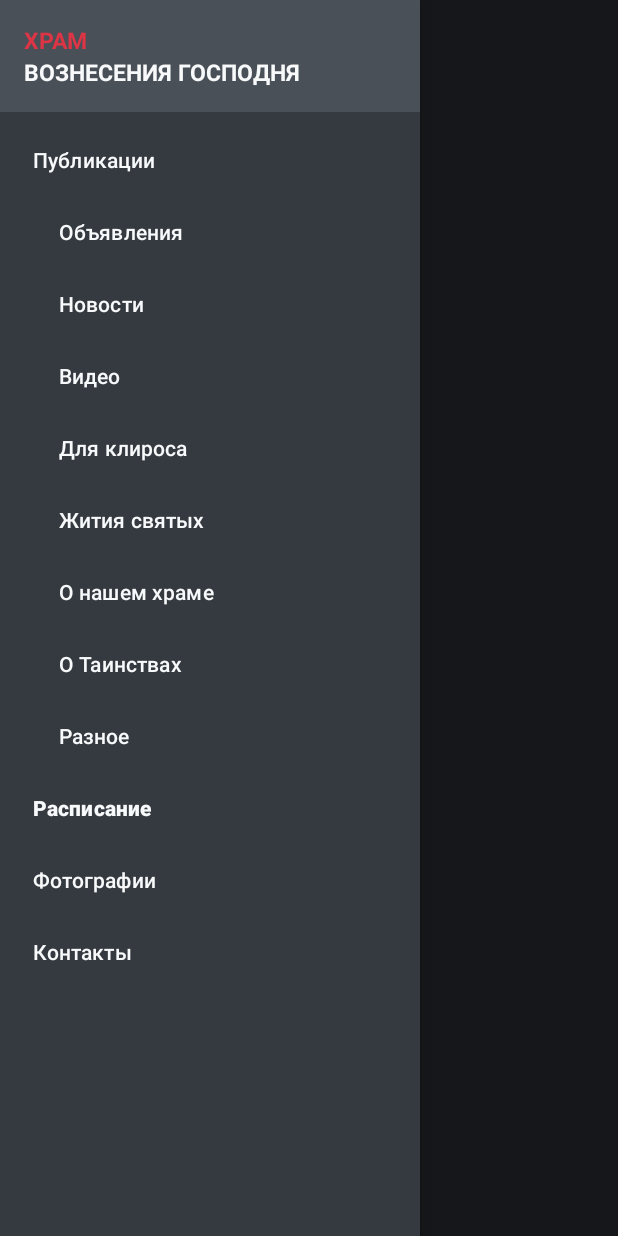
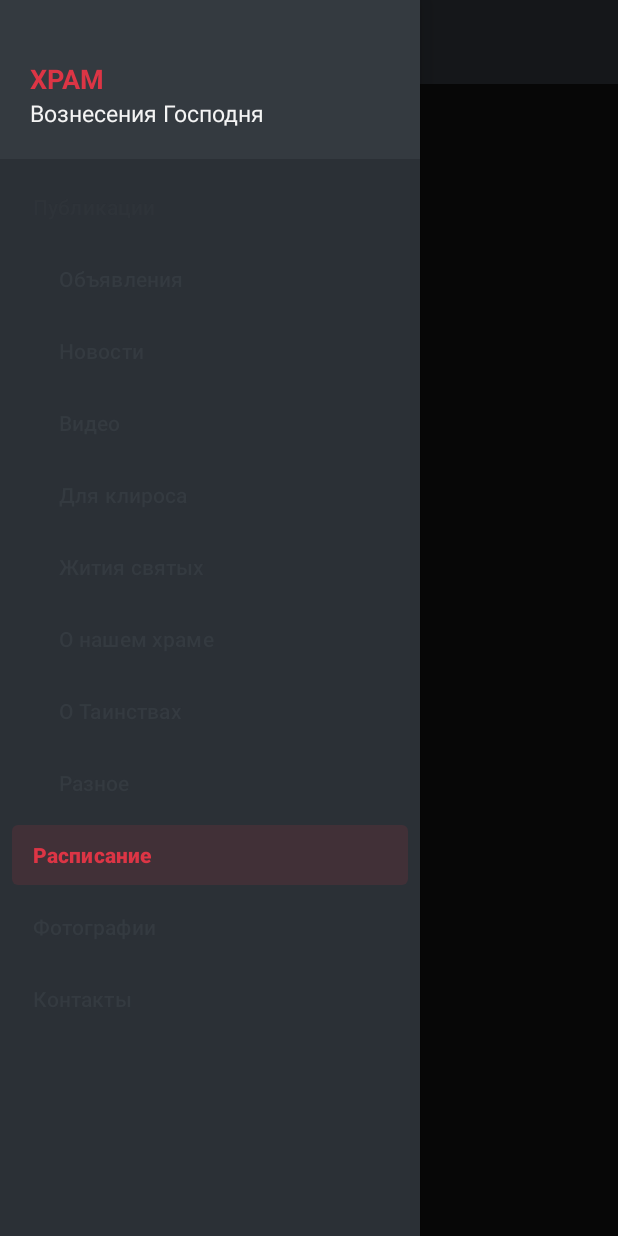
Before and after one commit to Gorbulev-Sergey/androidHramBabynino, an Android app: the screen it shows after launch (MainActivity), with the side drawer open, on a phone screen of 412 x 824 dp. Run offline under Robolectric (Android 15) with nearby library versions, the phone set to English and light mode, and no system bars.

Commit message:
Переделка темы

```diff
--- a/app/build.gradle
+++ b/app/build.gradle
@@ -32,6 +32,10 @@ dependencies {
     implementation 'androidx.appcompat:appcompat:1.4.1'
     implementation 'com.google.android.material:material:1.5.0'
     implementation 'androidx.constraintlayout:constraintlayout:2.1.3'
+    implementation 'androidx.lifecycle:lifecycle-livedata-ktx:2.4.1'
+    implementation 'androidx.lifecycle:lifecycle-viewmodel-ktx:2.4.1'
+    implementation 'androidx.navigation:navigation-fragment:2.4.2'
+    implementation 'androidx.navigation:navigation-ui:2.4.2'
     testImplementation 'junit:junit:4.13.2'
     androidTestImplementation 'androidx.test.ext:junit:1.1.3'
     androidTestImplementation 'androidx.test.espresso:espresso-core:3.4.0'
--- a/app/src/main/AndroidManifest.xml
+++ b/app/src/main/AndroidManifest.xml
@@ -14,7 +14,7 @@
         <activity
             android:name=".SplashActivity"
             android:exported="true"
-            android:theme="@style/Theme.Dark.Fullscreen">
+            android:theme="@style/App.Fullscreen">
             <intent-filter>
                 <action android:name="android.intent.action.MAIN" />
 
@@ -25,7 +25,7 @@
             android:name=".MainActivity"
             android:configChanges="orientation|keyboardHidden|screenSize"
             android:exported="true"
-            android:theme="@style/Theme.Dark">
+            android:theme="@style/App">
             <intent-filter>
                 <action android:name="android.intent.action.MAIN" />
 
--- a/app/src/main/java/com/example/androidhrambabynino/MainActivity.java
+++ b/app/src/main/java/com/example/androidhrambabynino/MainActivity.java
@@ -1,144 +1,139 @@
 package com.example.androidhrambabynino;
 
-import androidx.annotation.ColorInt;
 import androidx.annotation.NonNull;
 import androidx.annotation.Nullable;
 import androidx.appcompat.app.ActionBarDrawerToggle;
 import androidx.appcompat.app.AppCompatActivity;
+import androidx.appcompat.app.AppCompatDelegate;
 import androidx.appcompat.widget.Toolbar;
 import androidx.drawerlayout.widget.DrawerLayout;
 
-import android.annotation.SuppressLint;
 import android.content.res.Configuration;
 import android.graphics.Color;
 import android.os.Bundle;
-import android.provider.CalendarContract;
 import android.view.MenuItem;
 import android.webkit.WebView;
 
 import com.google.android.material.navigation.NavigationView;
 
+
 public class MainActivity extends AppCompatActivity {
-    DrawerLayout mainLayout;
+    DrawerLayout drawer;
     Toolbar toolbar;
-    NavigationView navigationView;
-    ActionBarDrawerToggle drawerToggle;
+    NavigationView navigation;
+    ActionBarDrawerToggle toggler;
     MyWebViewClient myWebViewClient;
-    WebView webView;
+    WebView webview;
 
     @Override
     protected void onCreate(Bundle savedInstanceState) {
         super.onCreate(savedInstanceState);
+
+        AppCompatDelegate.setDefaultNightMode(AppCompatDelegate.MODE_NIGHT_YES);
         setContentView(R.layout.activity_main);
 
-        //setTheme(R.style.Theme_Light);
-
-        toolbar = (Toolbar) findViewById(R.id.toolbar);
+        toolbar = findViewById(R.id.toolbar);
         toolbar.setTitle("");
         setSupportActionBar(toolbar);
         getSupportActionBar().setDisplayHomeAsUpEnabled(true);
 
-        mainLayout = (DrawerLayout) findViewById(R.id.main_layout);
-        drawerToggle = setupDrawerToggle();
+        drawer = findViewById(R.id.main_layout);
+        drawer.addDrawerListener(toggler);
 
-        drawerToggle.setDrawerIndicatorEnabled(true);
-        drawerToggle.syncState();
+        toggler = setupDrawerToggle();
+        toggler.setDrawerIndicatorEnabled(true);
+        toggler.syncState();
 
-        mainLayout.addDrawerListener(drawerToggle);
+        navigation = findViewById(R.id.navigation);
+        setupDrawerContent(navigation);
 
-        navigationView = (NavigationView) findViewById(R.id.nvView);
-        setupDrawerContent(navigationView);
+        webview = findViewById(R.id.webview);
+        myWebViewClient = new MyWebViewClient(this);
+        webview.setWebViewClient(myWebViewClient);
+        webview.setBackgroundColor(Color.TRANSPARENT);
+        webview.getSettings().setSupportZoom(true);
+        webview.getSettings().setJavaScriptEnabled(true);
 
-        webView = findViewById(R.id.webview);
-        myWebViewClient = new MyWebViewClient(this);
-        webView.setWebViewClient(myWebViewClient);
-        webView.setBackgroundColor(Color.TRANSPARENT);
-        webView.getSettings().setSupportZoom(true);
-        webView.getSettings().setJavaScriptEnabled(true);
-
-        selectDrawerItem(navigationView.getMenu().findItem(R.id.nav_schedule));
+        selectDrawerItem(navigation.getMenu().findItem(R.id.nav_schedule));
     }
 
     private void selectDrawerItem(MenuItem item) {
         switch (item.getItemId()) {
             case R.id.nav_posts:
                 //toolbar.setTitle("Объявления");
-                webView.loadUrl("https://hram-babynino.somee.com/android/posts/");
+                webview.loadUrl("https://hram-babynino.somee.com/android/posts/");
                 break;
             case R.id.nav_anons:
                 //toolbar.setTitle("Объявления");
-                webView.loadUrl("https://hram-babynino.somee.com/android/posts/объявления");
+                webview.loadUrl("https://hram-babynino.somee.com/android/posts/объявления");
                 break;
             case R.id.nav_news:
                 //toolbar.setTitle("Новости");
-                webView.loadUrl("https://hram-babynino.somee.com/android/posts/новости");
+                webview.loadUrl("https://hram-babynino.somee.com/android/posts/новости");
                 break;
             case R.id.nav_video:
                 //toolbar.setTitle("Видео");
-                webView.loadUrl("https://hram-babynino.somee.com/android/posts/видео");
+                webview.loadUrl("https://hram-babynino.somee.com/android/posts/видео");
                 break;
             case R.id.nav_for_kliros:
                 //toolbar.setTitle("Для клироса");
-                webView.loadUrl("https://hram-babynino.somee.com/android/posts/для клироса");
+                webview.loadUrl("https://hram-babynino.somee.com/android/posts/для клироса");
                 break;
             case R.id.nav_life:
                 //toolbar.setTitle("Жития святых");
-                webView.loadUrl("https://hram-babynino.somee.com/android/posts/жития святых");
+                webview.loadUrl("https://hram-babynino.somee.com/android/posts/жития святых");
                 break;
             case R.id.nav_our_chirch:
                 //toolbar.setTitle("О нашем храме");
-                webView.loadUrl("https://hram-babynino.somee.com/android/posts/о нашем храме");
+                webview.loadUrl("https://hram-babynino.somee.com/android/posts/о нашем храме");
                 break;
             case R.id.nav_tainstva:
                 //toolbar.setTitle("О таинствах");
-                webView.loadUrl("https://hram-babynino.somee.com/android/posts/о таинствах");
+                webview.loadUrl("https://hram-babynino.somee.com/android/posts/о таинствах");
                 break;
             case R.id.nav_raznoe:
                 //toolbar.setTitle("Разное");
-                webView.loadUrl("https://hram-babynino.somee.com/android/posts/разное");
+                webview.loadUrl("https://hram-babynino.somee.com/android/posts/разное");
                 break;
 
             case R.id.nav_schedule:
                 //toolbar.setTitle("Расписание богослужений");
-                webView.loadUrl("https://hram-babynino.somee.com/android/schedule");
+                webview.loadUrl("https://hram-babynino.somee.com/android/schedule");
                 break;
             case R.id.nav_photos:
                 //toolbar.setTitle("Фотографии");
-                webView.loadUrl("https://hram-babynino.somee.com/android/photos");
+                webview.loadUrl("https://hram-babynino.somee.com/android/photos");
                 break;
             case R.id.nav_contacts:
                 //toolbar.setTitle("Контакты");
-                webView.loadUrl("https://hram-babynino.somee.com/android/contacts");
+                webview.loadUrl("https://hram-babynino.somee.com/android/contacts");
                 break;
             default:
                 //toolbar.setTitle("Объявления");
-                webView.loadUrl("https://hram-babynino.somee.com/android/posts");
+                webview.loadUrl("https://hram-babynino.somee.com/android/posts");
         }
 
         // Выделение выбранного элемента было выполнено с помощью NavigationView
         item.setChecked(true);
         // Закройте навигационный ящик
-        mainLayout.closeDrawers();
+        drawer.closeDrawers();
     }
 
     private void setupDrawerContent(NavigationView navigationView) {
         navigationView.setNavigationItemSelectedListener(
-                new NavigationView.OnNavigationItemSelectedListener() {
-                    @Override
-                    public boolean onNavigationItemSelected(MenuItem menuItem) {
-                        selectDrawerItem(menuItem);
-                        return true;
-                    }
+                menuItem -> {
+                    selectDrawerItem(menuItem);
+                    return true;
                 });
     }
 
     private ActionBarDrawerToggle setupDrawerToggle() {
-        return new ActionBarDrawerToggle(this, mainLayout, toolbar, R.string.drawer_open, R.string.drawer_close);
+        return new ActionBarDrawerToggle(this, drawer, toolbar, R.string.drawer_open, R.string.drawer_close);
     }
 
     @Override
     public boolean onOptionsItemSelected(@NonNull MenuItem item) {
-        if (drawerToggle.onOptionsItemSelected(item)) {
+        if (toggler.onOptionsItemSelected(item)) {
             return true;
         }
         return super.onOptionsItemSelected(item);
@@ -148,26 +143,26 @@ public class MainActivity extends AppCompatActivity {
     protected void onPostCreate(@Nullable Bundle savedInstanceState) {
         super.onPostCreate(savedInstanceState);
         // Синхронизируйте состояние переключения после того, как произошло onRestoreInstanceState.
-        drawerToggle.syncState();
+        toggler.syncState();
     }
 
     @Override
     public void onConfigurationChanged(@NonNull Configuration newConfig) {
         super.onConfigurationChanged(newConfig);
         // Передайте любое изменение конфигурации переключателям ящика
-        drawerToggle.onConfigurationChanged(newConfig);
+        toggler.onConfigurationChanged(newConfig);
     }
 
     @Override
     protected void onStop() {
-        webView.reload();
+        webview.reload();
         super.onStop();
     }
 
     @Override
     public void onBackPressed() {
-        if (webView.canGoBack()) {
-            webView.goBack();
+        if (webview.canGoBack()) {
+            webview.goBack();
         } else
             super.onBackPressed();
     }
--- a/app/src/main/java/com/example/androidhrambabynino/SplashActivity.java
+++ b/app/src/main/java/com/example/androidhrambabynino/SplashActivity.java
@@ -22,6 +22,6 @@ public class SplashActivity extends AppCompatActivity {
                 SplashActivity.this.startActivity(mainIntent);
                 SplashActivity.this.finish();
             }
-        }, 5000);
+        }, 600);
     }
 }
--- a/app/src/main/res/layout/activity_main.xml
+++ b/app/src/main/res/layout/activity_main.xml
@@ -13,15 +13,22 @@
         android:layout_height="match_parent"
         android:orientation="vertical">
 
-        <include
-            layout="@layout/toolbar"
+        <com.google.android.material.appbar.MaterialToolbar
+            android:id="@+id/toolbar"
             android:layout_width="match_parent"
-            android:layout_height="wrap_content"/>
+            android:layout_height="wrap_content"
+            android:minHeight="?attr/actionBarSize"
+            android:background="?attr/colorPrimary"
+            app:titleTextColor="?attr/colorOnPrimary"
+            app:navigationIconTint="?attr/colorOnPrimary"
+            app:titleTextAppearance="@style/App.Toolbar.TitleText"
+            tools:context=".MainActivity" />
 
         <WebView
             android:id="@+id/webview"
             android:layout_width="match_parent"
-            android:layout_height="match_parent"/>
+            android:layout_height="match_parent"
+            android:background="@android:color/transparent"/>
 
         <LinearLayout
             android:id="@+id/layout_error"
@@ -33,37 +40,40 @@
             <LinearLayout
                 android:layout_width="wrap_content"
                 android:layout_height="wrap_content"
-                android:orientation="vertical"
-                android:layout_gravity="center">
+                android:layout_gravity="center"
+                android:orientation="vertical">
+
                 <TextView
                     android:layout_width="wrap_content"
                     android:layout_height="wrap_content"
                     android:layout_gravity="center"
-                    android:text="Отсутствует подключение"/>
+                    android:text="Отсутствует подключение" />
+
                 <TextView
                     android:layout_width="wrap_content"
                     android:layout_height="wrap_content"
                     android:layout_gravity="center"
-                    android:text="к интернету"/>
+                    android:text="к интернету" />
+
                 <Button
                     android:id="@+id/buttonReloadWebview"
-                    android:layout_marginTop="20dp"
                     android:layout_width="wrap_content"
                     android:layout_height="wrap_content"
-                    android:text="Перезагрузиться"/>
+                    android:layout_marginTop="20dp"
+                    android:text="Перезагрузиться" />
             </LinearLayout>
 
         </LinearLayout>
-
     </LinearLayout>
 
     <com.google.android.material.navigation.NavigationView
-        android:id="@+id/nvView"
+        android:id="@+id/navigation"
         android:layout_width="wrap_content"
         android:layout_height="match_parent"
         android:layout_gravity="start"
-        app:menu="@menu/main_view"
-        app:itemTextColor="?attr/colorTertiary"
-        app:headerLayout="@layout/nav_header"/>
+        android:fitsSystemWindows="true"
+        app:headerLayout="@layout/nav_header"
+        app:menu="@menu/main_menu"
+        android:theme="@style/App.NavigationView"/>
 
 </androidx.drawerlayout.widget.DrawerLayout>
--- a/app/src/main/res/layout/activity_splash.xml
+++ b/app/src/main/res/layout/activity_splash.xml
@@ -25,7 +25,7 @@
         android:fontFamily="@font/cormorant_light"
         android:text="Храм"
         android:textAppearance="@style/TextAppearance.AppCompat.Medium"
-        android:textColor="@color/accent"
+        android:textColor="?attr/colorAccent"
         android:textSize="26sp"
         android:textStyle="bold"
         android:typeface="normal" />
@@ -36,7 +36,7 @@
         android:background="@android:color/transparent"
         android:fontFamily="@font/cormorant_light"
         android:text="Вознесения Господня"
-        android:textColor="@color/white"
+        android:textColor="?attr/colorOnBackground"
         android:textSize="26sp"
         android:textStyle="bold"
         android:typeface="normal" />
--- a/app/src/main/res/layout/nav_header.xml
+++ b/app/src/main/res/layout/nav_header.xml
@@ -1,31 +1,36 @@
 <?xml version="1.0" encoding="utf-8"?>
 <LinearLayout xmlns:android="http://schemas.android.com/apk/res/android"
+    xmlns:app="http://schemas.android.com/apk/res-auto"
     android:layout_width="match_parent"
     android:layout_height="wrap_content"
+    android:background="?attr/background"
+    android:gravity="left"
+    android:minHeight="100dp"
     android:orientation="vertical"
-    android:padding="16dp"
-    android:background="?attr/colorSecondary"
-    android:gravity="bottom">
+    android:padding="20dp">
+
+    <LinearLayout
+        android:layout_width="wrap_content"
+        android:layout_height="wrap_content"
+        android:layout_marginTop="20dp"
+        android:gravity="bottom"
+        android:orientation="vertical">
 
         <TextView
             android:layout_width="match_parent"
             android:layout_height="wrap_content"
-        android:text="Храм"
-        android:textStyle="bold"
-        android:textAllCaps="true"
-        android:textSize="15sp"
+            android:text="ХРАМ"
             android:textColor="?attr/colorAccent"
-        android:background="?attr/colorSecondary"
-        android:textAppearance="@style/TextAppearance.AppCompat.Body1"/>
+            android:textSize="18sp"
+            android:textStyle="bold" />
 
         <TextView
             android:layout_width="match_parent"
             android:layout_height="wrap_content"
             android:text="Вознесения Господня"
-        android:textStyle="bold"
-        android:textAllCaps="true"
-        android:textSize="15sp"
-        android:textColor="?attr/colorTertiary"
-        android:background="?attr/colorSecondary"
-        android:textAppearance="@style/TextAppearance.AppCompat.Body1"/>
+            android:textColor="?attr/colorOnPrimary"
+            android:textSize="15sp" />
+
     </LinearLayout>
+
+</LinearLayout>
--- a/app/src/main/res/menu/main_view.xml
+++ b/app/src/main/res/menu/main_menu.xml
@@ -33,8 +33,6 @@
             android:title="     Разное" />
 
 
-
-
         <item
             android:id="@+id/nav_schedule"
             android:title="Расписание" />
--- a/app/src/main/res/mipmap-anydpi-v26/ic_banner.xml
+++ b/app/src/main/res/mipmap-anydpi-v26/ic_banner.xml
@@ -1,5 +1,5 @@
 <?xml version="1.0" encoding="utf-8"?>
 <adaptive-icon xmlns:android="http://schemas.android.com/apk/res/android">
-    <background android:drawable="@color/light"/>
+    <background android:drawable="@color/primaryColor"/>
     <foreground android:drawable="@mipmap/ic_banner_foreground"/>
 </adaptive-icon>
--- a/app/src/main/res/mipmap-anydpi-v26/ic_channel.xml
+++ b/app/src/main/res/mipmap-anydpi-v26/ic_channel.xml
@@ -1,5 +1,5 @@
 <?xml version="1.0" encoding="utf-8"?>
 <adaptive-icon xmlns:android="http://schemas.android.com/apk/res/android">
-    <background android:drawable="@color/gray"/>
+    <background android:drawable="@color/secondaryColor"/>
     <foreground android:drawable="@mipmap/ic_channel_foreground"/>
 </adaptive-icon>
--- a/app/src/main/res/mipmap-anydpi-v26/ic_launcher.xml
+++ b/app/src/main/res/mipmap-anydpi-v26/ic_launcher.xml
@@ -1,5 +1,5 @@
 <?xml version="1.0" encoding="utf-8"?>
 <adaptive-icon xmlns:android="http://schemas.android.com/apk/res/android">
-    <background android:drawable="@color/gray"/>
+    <background android:drawable="@color/secondaryColor"/>
     <foreground android:drawable="@mipmap/ic_launcher_foreground"/>
 </adaptive-icon>
--- a/app/src/main/res/mipmap-anydpi-v26/ic_launcher_round.xml
+++ b/app/src/main/res/mipmap-anydpi-v26/ic_launcher_round.xml
@@ -1,5 +1,5 @@
 <?xml version="1.0" encoding="utf-8"?>
 <adaptive-icon xmlns:android="http://schemas.android.com/apk/res/android">
-    <background android:drawable="@color/gray"/>
+    <background android:drawable="@color/secondaryColor"/>
     <foreground android:drawable="@mipmap/ic_launcher_foreground"/>
 </adaptive-icon>
--- a/app/src/main/res/values-night/themes.xml
+++ b/app/src/main/res/values-night/themes.xml
@@ -1,16 +1,36 @@
 <resources xmlns:tools="http://schemas.android.com/tools">
     <!-- Base application theme. -->
-    <style name="Theme.AndroidHramBabynino" parent="Theme.MaterialComponents.DayNight.DarkActionBar">
+    <style name="App" parent="Theme.MaterialComponents.DayNight">
         <!-- Primary brand color. -->
-        <item name="colorPrimary">@color/purple_200</item>
-        <item name="colorPrimaryVariant">@color/purple_700</item>
-        <item name="colorOnPrimary">@color/black</item>
+        <item name="colorPrimary">@color/secondaryColor</item>
+        <item name="colorOnPrimary">@color/secondaryTextColor</item>
         <!-- Secondary brand color. -->
-        <item name="colorSecondary">@color/teal_200</item>
-        <item name="colorSecondaryVariant">@color/teal_200</item>
-        <item name="colorOnSecondary">@color/black</item>
+        <item name="colorSecondary">@color/secondaryColor</item>
+        <item name="colorOnSecondary">@color/secondaryTextColor</item>
+
+        <item name="background">@color/secondaryColor</item>
+        <item name="colorOnBackground">@color/secondaryTextColor</item>
+        <item name="colorSurface">@color/secondaryDarkColor</item>
+        <item name="colorOnSurface">@color/secondaryTextColor</item>
+
+        <item name="colorAccent">@color/danger</item>
         <!-- Status bar color. -->
-        <item name="android:statusBarColor" tools:targetApi="l">?attr/colorPrimaryVariant</item>
+        <item name="android:statusBarColor" tools:targetApi="l">@color/secondaryColor</item>
         <!-- Customize your theme here. -->
+        <item name="windowActionBar">false</item>
+        <item name="windowNoTitle">true</item>
+    </style>
+
+    <style name="App.Fullscreen" parent="App">
+        <item name="android:background">@color/secondaryColor</item>
+        <item name="android:windowFullscreen">true</item>
+    </style>
+
+    <style name="App.NavigationView" parent="ThemeOverlay.Material3.NavigationView">
+        <item name="colorPrimary">?attr/colorAccent</item>
+    </style>
+
+    <style name="App.Toolbar.TitleText" parent="TextAppearance.Widget.AppCompat.Toolbar.Title">
+        <item name="android:textSize">15sp</item>
     </style>
 </resources>
--- a/app/src/main/res/values/colors.xml
+++ b/app/src/main/res/values/colors.xml
@@ -1,15 +1,18 @@
 <?xml version="1.0" encoding="utf-8"?>
 <resources>
-    <color name="purple_200">#FFBB86FC</color>
-    <color name="purple_500">#FF6200EE</color>
-    <color name="purple_700">#FF3700B3</color>
-    <color name="teal_200">#FF03DAC5</color>
-    <color name="teal_700">#FF018786</color>
-    <color name="black">#FF000000</color>
-    <color name="white">#FFFFFFFF</color>
+    <color name="primary">#007bff</color>
+    <color name="success">#28a745</color>
+    <color name="info">#6f42c1</color>
+    <color name="warning">#ffc107</color>
+    <color name="danger">#dc3545</color>
 
-    <color name="dark">#343a40</color>
-    <color name="gray">#495057</color>
-    <color name="light">#f8f9fa</color>
-    <color name="accent">#dc3545</color>
+    <color name="primaryColor">#f4f4f4</color>
+    <color name="primaryLightColor">#ffffff</color>
+    <color name="primaryDarkColor">#c1c1c1</color>
+    <color name="primaryTextColor">#343a40</color>
+
+    <color name="secondaryColor">#343a40</color>
+    <color name="secondaryLightColor">#5e646b</color>
+    <color name="secondaryDarkColor">#0e141a</color>
+    <color name="secondaryTextColor">#f4f4f4</color>
 </resources>
--- a/app/src/main/res/values/themes.xml
+++ b/app/src/main/res/values/themes.xml
@@ -1,43 +1,34 @@
 <resources xmlns:tools="http://schemas.android.com/tools">
     <!-- Base application theme. -->
-    <style name="Theme.App" parent="Theme.MaterialComponents.DayNight.DarkActionBar">
+    <style name="App" parent="Theme.MaterialComponents.DayNight.NoActionBar">
+        <!-- Primary brand color. -->
+        <item name="colorPrimary">@color/primaryLightColor</item>
+        <item name="colorOnPrimary">@color/primaryTextColor</item>
+        <!-- Secondary brand color. -->
+        <item name="colorSecondary">@color/secondaryColor</item>
+        <item name="colorOnSecondary">@color/secondaryTextColor</item>
 
-        <item name="windowActionBar">false</item>
-        <item name="windowNoTitle">true</item>
+        <item name="background">@color/primaryColor</item>
+        <item name="colorOnBackground">@color/primaryTextColor</item>
+        <item name="colorSurface">@color/primaryLightColor</item>
+        <item name="colorOnSurface">@color/primaryTextColor</item>
 
-        <item name="android:statusBarColor" tools:targetApi="l">?attr/colorPrimary</item>
-        <item name="android:background">?attr/colorPrimary</item>
+        <item name="colorAccent">@color/danger</item>
+        <!-- Status bar color. -->
+        <item name="android:statusBarColor" tools:targetApi="l">@color/primaryColor</item>
+        <!-- Customize your theme here. -->
     </style>
 
-    <style name="Theme.Dark" parent="Theme.App">
-        <item name="colorPrimary">@color/dark</item>
-        <item name="colorSecondary">@color/gray</item>
-        <item name="colorTertiary">@color/light</item>
-        <item name="colorAccent">@color/accent</item>
-
-        <item name="android:textColor">?attr/colorTertiary</item>
-    </style>
-
-    <style name="Theme.Dark.Fullscreen" parent="Theme.App">
-        <item name="android:background">@color/gray</item>
+    <style name="App.Fullscreen" parent="App">
+        <item name="android:background">@color/primaryColor</item>
         <item name="android:windowFullscreen">true</item>
     </style>
 
-    <style name="Theme.Light" parent="Theme.App">
-        <item name="colorPrimary">@color/light</item>
-        <item name="colorSecondary">@color/gray</item>
-        <item name="colorTertiary">@color/dark</item>
-        <item name="colorAccent">@color/accent</item>
-
-        <item name="android:textColor">?attr/colorTertiary</item>
+    <style name="App.NavigationView" parent="ThemeOverlay.Material3.NavigationView">
+        <item name="colorPrimary">?attr/colorAccent</item>
     </style>
 
-    <style name="Theme.Dark.YesAppBar" parent="Theme.Dark">
-        <item name="windowActionBar">true</item>
-        <item name="windowNoTitle">false</item>
-    </style>
-
-    <style name="Toolbar.TitleText" parent="TextAppearance.Widget.AppCompat.Toolbar.Title">
+    <style name="App.Toolbar.TitleText" parent="TextAppearance.Widget.AppCompat.Toolbar.Title">
         <item name="android:textSize">15sp</item>
     </style>
 </resources>
```
Also changed, not shown: app/src/main/res/layout/toolbar.xml (deleted, +0 -14 lines). Lines whose indentation alone changed are shown as unchanged.
